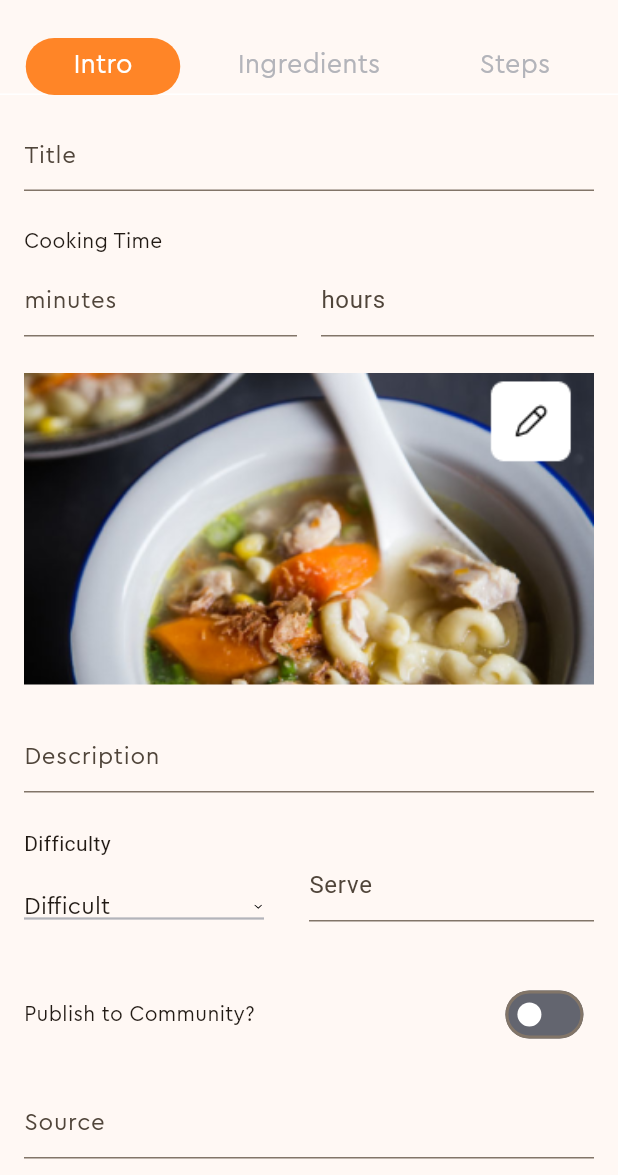
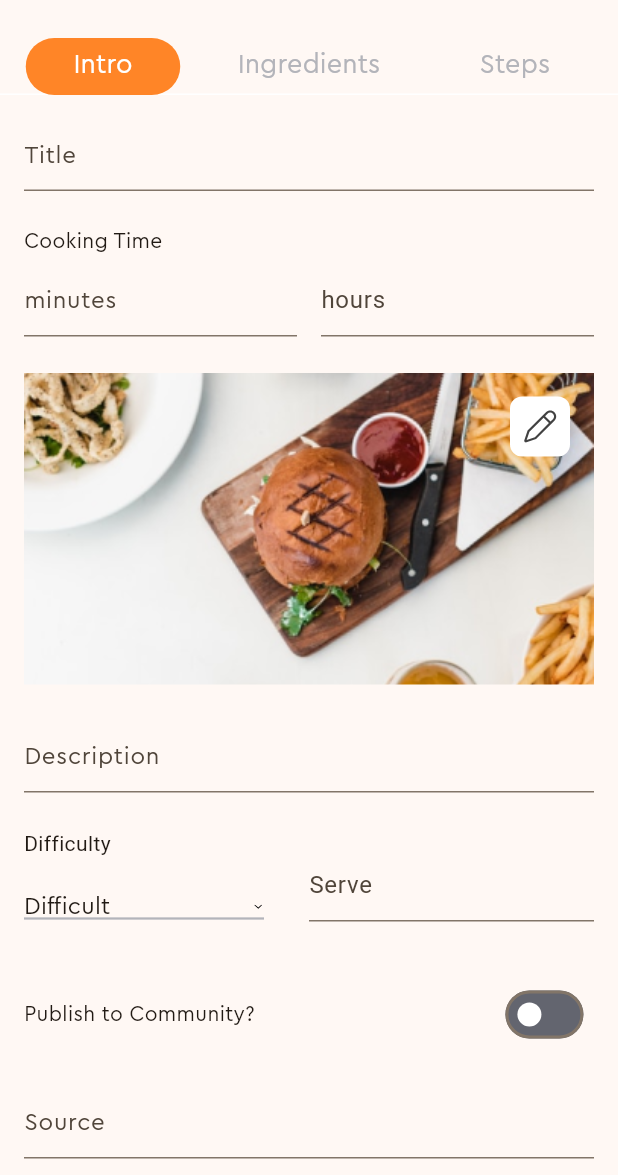
Before and after one commit to ThachSangW3G/CookingSocialApp, a Flutter app: the RecipeEditScreen screen opened by its route, on a phone screen of 412 x 824 dp, the part 61-1236 px from its top. Run offline on Flutter 3.47's test engine with Material 2 defaults, Android fonts, the phone set to English and light mode, and no system bars; drawn by our look-alikes of intl_phone_field; our stand-ins replace cached_network_image, cloud_firestore, equatable, firebase_auth, firebase_core, flutter_bloc and 12 more; missing offline and left inert: flutter_facebook_auth; accounts and stored records are empty.

Commit message:
update Recipe Edit UI

```diff
--- a/lib/widgets/recipe_intro_edit_view.dart
+++ b/lib/widgets/recipe_intro_edit_view.dart
@@ -3,6 +3,7 @@ import 'package:cooking_social_app/widgets/yes_no_switch.dart';
 import 'package:flutter/material.dart';
 import 'package:flutter/services.dart';
 import 'package:flutter_svg/flutter_svg.dart';
+import 'package:image_picker/image_picker.dart';
 
 enum Difficulty { Difficult, Medium, Easy }
 
@@ -11,18 +12,27 @@ class RecipeIntroEdit extends StatefulWidget {
 
   @override
   State<RecipeIntroEdit> createState() => _RecipeIntroEditState();
-
 }
 
 class _RecipeIntroEditState extends State<RecipeIntroEdit> {
   Difficulty selectedDifficulty = Difficulty.Difficult;
 
+  PickedFile? _pickedImage;
+
+  Future<void> _pickImageFromGallery() async {
+    final picker = ImagePicker();
+    final pickedImage = await picker.pickImage(source: ImageSource.gallery);
+
+    setState(() {
+      _pickedImage = pickedImage as PickedFile?;
+    });
+  }
+
   @override
   Widget build(BuildContext context) {
     return SingleChildScrollView(
         child: Container(
-      padding:
-          const EdgeInsets.only(left: 16, right: 16, top: 16, bottom: 32),
+      padding: const EdgeInsets.only(left: 16, right: 16, top: 16, bottom: 32),
       child: Column(
         mainAxisAlignment: MainAxisAlignment.start,
         crossAxisAlignment: CrossAxisAlignment.start,
@@ -54,16 +64,14 @@ class _RecipeIntroEditState extends State<RecipeIntroEdit> {
               Expanded(
                 child: TextField(
                   decoration: const InputDecoration(
-                      contentPadding: EdgeInsets.symmetric(
-                          vertical: 0.0, horizontal: 0.0),
+                      contentPadding:
+                          EdgeInsets.symmetric(vertical: 0.0, horizontal: 0.0),
                       labelText: 'minutes',
                       labelStyle: TextStyle(
                           fontFamily: 'CeraPro',
                           // fontSize: 14,
                           fontWeight: FontWeight.w400)),
-                  inputFormatters: [
-                    FilteringTextInputFormatter.digitsOnly
-                  ],
+                  inputFormatters: [FilteringTextInputFormatter.digitsOnly],
                 ),
               ),
               const SizedBox(
@@ -72,13 +80,11 @@ class _RecipeIntroEditState extends State<RecipeIntroEdit> {
               Expanded(
                 child: TextField(
                   decoration: const InputDecoration(
-                    contentPadding: EdgeInsets.symmetric(
-                        vertical: 0.0, horizontal: 0.0),
+                    contentPadding:
+                        EdgeInsets.symmetric(vertical: 0.0, horizontal: 0.0),
                     labelText: 'hours',
                   ),
-                  inputFormatters: [
-                    FilteringTextInputFormatter.digitsOnly
-                  ],
+                  inputFormatters: [FilteringTextInputFormatter.digitsOnly],
                 ),
               ),
             ],
@@ -88,14 +94,41 @@ class _RecipeIntroEditState extends State<RecipeIntroEdit> {
           const SizedBox(
             height: 24,
           ),
+          Stack(
+          children: [
             ClipRRect(
               child: Image.asset(
-              'assets/images/defaut_food.png',
+                'assets/images/image_background.png',
                 width: MediaQuery.of(context).size.width,
                 height: 208,
                 fit: BoxFit.cover,
               ),
             ),
+            Positioned(
+              top: 16.0,
+              right: 16.0,
+              child: InkWell(
+                onTap: _pickImageFromGallery,
+                child: Container(
+                  height: 40,
+                  width: 40,
+                  padding: const EdgeInsets.all(8.0),
+                  decoration: BoxDecoration(
+                    // shape: BoxShape.rectangle,
+                    borderRadius: BorderRadius.circular(8),
+                    color: Colors.white,
+                  ),
+                  child: SvgPicture.asset(
+                    'assets/icon_svg/pencil.svg',
+                    color: Colors.grey[800],
+                    height: 10,
+                    width: 10,
+                  ),
+                ),
+              ),
+            ),
+
+          ]),
 
           // DESCRIPTION -------------------------------
           const SizedBox(
@@ -110,9 +143,7 @@ class _RecipeIntroEditState extends State<RecipeIntroEdit> {
                     fontFamily: 'CeraPro',
                     // fontSize: 14,
                     fontWeight: FontWeight.w400)),
-            inputFormatters: [
-              FilteringTextInputFormatter.singleLineFormatter
-            ],
+            inputFormatters: [FilteringTextInputFormatter.singleLineFormatter],
             maxLines: null, // Cho phép hiển thị nhiều dòng văn bản
             keyboardType:
                 TextInputType.multiline, // Bàn phím hiển thị dạng đa dòng
@@ -209,13 +240,11 @@ class _RecipeIntroEditState extends State<RecipeIntroEdit> {
               Expanded(
                 child: TextField(
                   decoration: const InputDecoration(
-                    contentPadding: EdgeInsets.symmetric(
-                        vertical: 0.0, horizontal: 0.0),
+                    contentPadding:
+                        EdgeInsets.symmetric(vertical: 0.0, horizontal: 0.0),
                     labelText: 'Serve',
                   ),
-                  inputFormatters: [
-                    FilteringTextInputFormatter.digitsOnly
-                  ],
+                  inputFormatters: [FilteringTextInputFormatter.digitsOnly],
                 ),
               ),
             ],
@@ -241,7 +270,9 @@ class _RecipeIntroEditState extends State<RecipeIntroEdit> {
                     width: 180,
                   ),
                   Expanded(child: YesNoSwitch()),
-                  SizedBox(width: 20,)
+                  SizedBox(
+                    width: 20,
+                  )
                 ],
               )),
             ],
--- a/pubspec.yaml
+++ b/pubspec.yaml
@@ -71,6 +71,8 @@ dependencies:
   share_plus: ^6.3.4
   flutter_iconly: ^1.0.2
 
+  image_picker: ^0.8.4+4
+
 
 
 dev_dependencies:
```
Also changed, not shown: lib/main.dart (+7 -3 lines), lib/screens/recipe/add_grocery_screen.dart (+6 -1 lines), pubspec.lock, 6 other files. Lines whose indentation alone changed are shown as unchanged.
